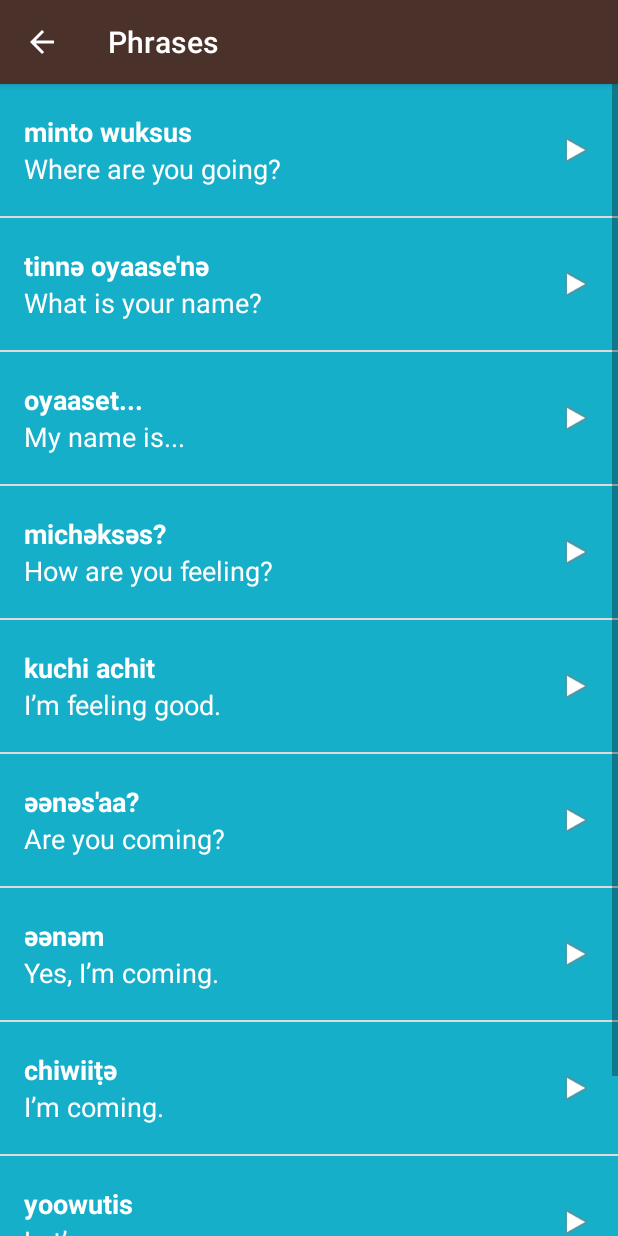
After one commit to farhanarnob/Miwok-Made-by-Arnob-Learned-from-udacity, an Android app: the PhrasesFragment screen opened directly, with no data from a screen before it, on a phone screen of 412 x 824 dp. The commit adds this screen. Run offline under Robolectric (Android 15) with nearby library versions, the phone set to English and light mode, and no system bars.

Commit message:
Creating PhrasesFragment and Transferring  method from PhrasesActivity to PhrasesFragment

```diff
--- /dev/null
+++ b/app/src/main/java/com/example/android/miwok/PhrasesFragment.java
@@ -0,0 +1,103 @@
+package com.example.android.miwok;
+
+
+import android.content.Context;
+import android.media.AudioManager;
+import android.media.MediaPlayer;
+import android.os.Bundle;
+import android.support.v4.app.Fragment;
+import android.util.Log;
+import android.view.LayoutInflater;
+import android.view.View;
+import android.view.ViewGroup;
+import android.widget.AdapterView;
+import android.widget.ListView;
+
+import java.util.ArrayList;
+
+/**
+ * A simple {@link Fragment} subclass.
+ */
+public class PhrasesFragment extends Fragment {
+    AudioManager audioManager;
+    private MediaPlayer mediaPlayer;
+    //variable for audio focus gain or not
+    private int result;
+
+    /**
+     * Creating audioFocusChangListener so that we can take action to control what is be change on media player if other audio will play
+     */
+    private AudioManager.OnAudioFocusChangeListener audioFocusChangeListener = new AudioManager.OnAudioFocusChangeListener() {
+        @Override
+        public void onAudioFocusChange(int focusChange) {
+            if (focusChange == AudioManager.AUDIOFOCUS_LOSS_TRANSIENT
+                    || focusChange == AudioManager.AUDIOFOCUS_GAIN_TRANSIENT_MAY_DUCK) {
+                mediaPlayer.pause();
+                mediaPlayer.seekTo(0);
+            } else if (focusChange == AudioManager.AUDIOFOCUS_GAIN) {
+                mediaPlayer.start();
+            } else if (focusChange == AudioManager.AUDIOFOCUS_LOSS) {
+                releasedMediaPlayer();
+            }
+        }
+    };
+    private MediaPlayer.OnCompletionListener onCompletionListener = new MediaPlayer.OnCompletionListener() {
+        @Override
+        public void onCompletion(MediaPlayer mp) {
+            releasedMediaPlayer();
+        }
+    };
+
+    @Override
+    public View onCreateView(LayoutInflater inflater, ViewGroup container,
+                             Bundle savedInstanceState) {
+        final View rootView = inflater.inflate(R.layout.word_list, container, false);
+
+        //Array list for phrases
+        final ArrayList<Word> phrase = new ArrayList<>();
+        phrase.add(new Word("Where are you going?", "minto wuksus", R.raw.phrase_where_are_you_going));
+        phrase.add(new Word("What is your name?", "tinnә oyaase'nә", R.raw.phrase_what_is_your_name));
+        phrase.add(new Word("My name is...", "oyaaset...", R.raw.phrase_my_name_is));
+        phrase.add(new Word("How are you feeling?", "michәksәs?", R.raw.phrase_how_are_you_feeling));
+        phrase.add(new Word("I’m feeling good.", "kuchi achit", R.raw.phrase_im_feeling_good));
+        phrase.add(new Word("Are you coming?", "әәnәs'aa?", R.raw.phrase_are_you_coming));
+        phrase.add(new Word("Yes, I’m coming.", "әәnәm", R.raw.phrase_yes_im_coming));
+        phrase.add(new Word("I’m coming.", "chiwiiṭә", R.raw.phrase_im_coming));
+        phrase.add(new Word("Let’s go.", "yoowutis", R.raw.phrase_lets_go));
+        phrase.add(new Word("Come here.", "әnni'nem", R.raw.phrase_come_here));
+
+        // initializing audio manager
+        audioManager = (AudioManager) getActivity().getSystemService(Context.AUDIO_SERVICE);
+
+        //Request audio focus for playback
+        result = audioManager.requestAudioFocus(audioFocusChangeListener, AudioManager.STREAM_MUSIC, AudioManager.AUDIOFOCUS_GAIN_TRANSIENT);
+
+        //Word Adapter for displaying color
+        WordAdapter adapter = new WordAdapter(getActivity(), phrase, R.color.category_phrases);
+        ListView phraseList = (ListView) rootView.findViewById(R.id.list);
+        phraseList.setAdapter(adapter);
+        phraseList.setOnItemClickListener(new AdapterView.OnItemClickListener() {
+            @Override
+            public void onItemClick(AdapterView<?> parent, View view, int position, long id) {
+                Word color = phrase.get(position);
+                releasedMediaPlayer();
+                mediaPlayer = MediaPlayer.create(getActivity(), color.getmSoundResourceID());
+                if (result == AudioManager.AUDIOFOCUS_REQUEST_GRANTED) {
+                    Log.v("PhrasesActivity", "start");
+                    mediaPlayer.start();
+                }
+                mediaPlayer.setOnCompletionListener(onCompletionListener);
+            }
+        });
+
+        return rootView;
+    }
+
+    private void releasedMediaPlayer() {
+        if (mediaPlayer != null) {
+            mediaPlayer.release();
+            mediaPlayer = null;
+        }
+        audioManager.abandonAudioFocus(audioFocusChangeListener);
+    }
+}
```
Also changed, not shown: app/src/main/java/com/example/android/miwok/PhrasesActivity.java (+3 -90 lines).
